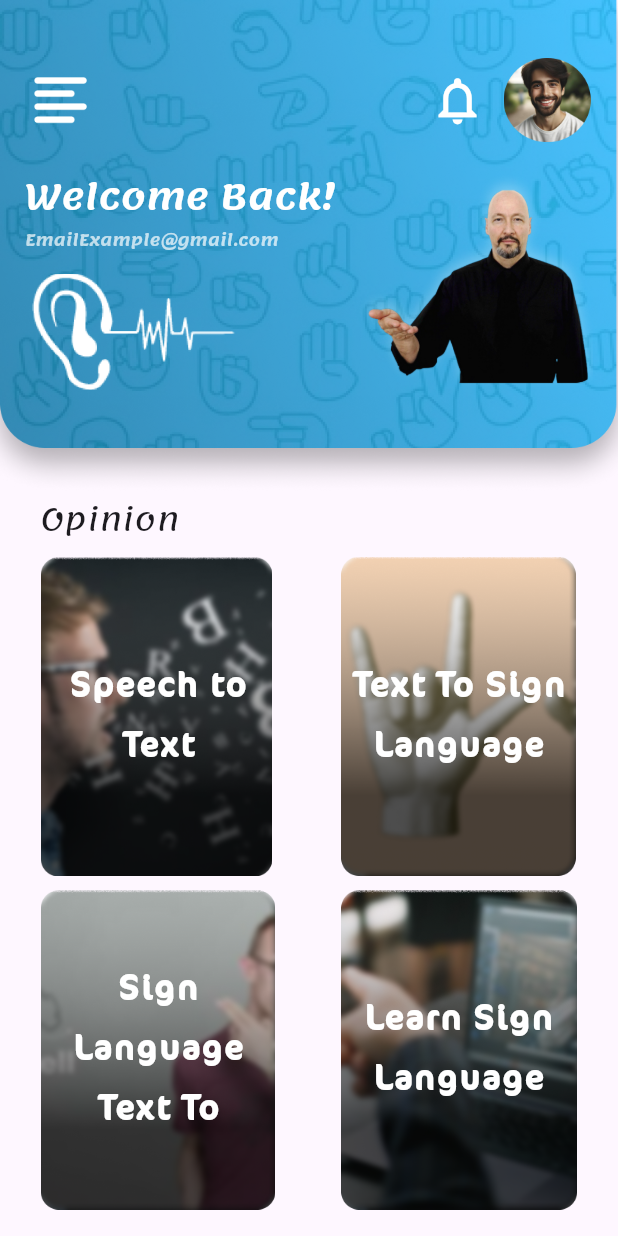
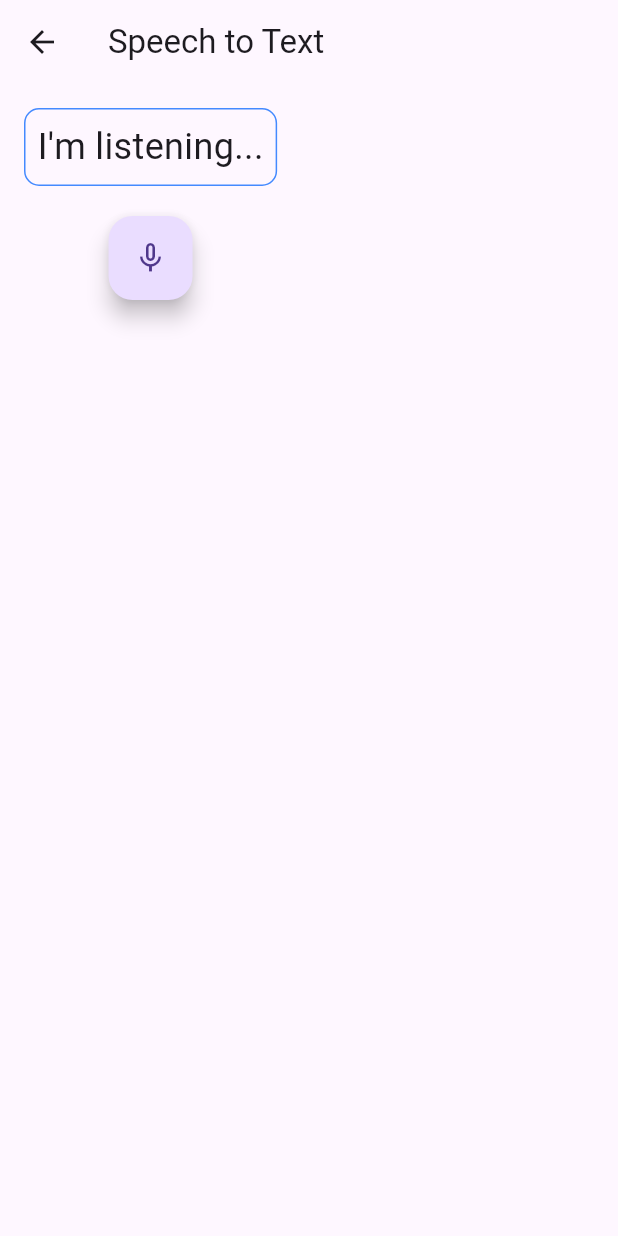
Before and after one commit to KareemTantawi/Symohony_Application, a Flutter app: the HomeScreen screen opened by its route, after a tap on "Speech to Text", on a phone screen of 412 x 824 dp. Run offline on Flutter 3.47's test engine with Material 3 defaults, Android fonts, the phone set to English and light mode, and no system bars; our stand-ins replace animate_do, dio, flutter_screenutil, shared_preferences, speech_to_text; accounts and stored records are empty.

Commit message:
finish the logic for speech to text screen

```diff
--- a/lib/core/routes/app_router.dart
+++ b/lib/core/routes/app_router.dart
@@ -3,6 +3,7 @@ import 'package:symphony_app/features/auth/presentation/views/login_screen.dart'
 import 'package:symphony_app/features/auth/presentation/views/register_screen.dart';
 import 'package:symphony_app/features/auth/presentation/views/reset_pass_screen.dart';
 import 'package:symphony_app/features/home/presentation/views/home_screen.dart';
+import 'package:symphony_app/features/speech_to_text/presentation/views/speech_to_text_screen.dart';
 import 'package:symphony_app/features/welcome/presentation/views/welcome_screen.dart';
 
 import './routes.dart';
@@ -36,6 +37,10 @@ class AppRouter {
         return MaterialPageRoute(
           builder: (_) => const ResetPassScreen(),
         );
+      case Routes.speechToTextScreen:
+        return MaterialPageRoute(
+          builder: (_) => const SpeechToTextScreen(),
+        );
       default:
         return MaterialPageRoute(
           builder: (_) => Scaffold(
--- a/lib/core/routes/routes.dart
+++ b/lib/core/routes/routes.dart
@@ -6,4 +6,5 @@ class Routes {
   static const String registerScreen = '/registerScreen';
   static const String forgetPassScreen = '/forgetPassScreen';
   static const String resetPasswordScreen = '/resetPasswordScreen';
+  static const String speechToTextScreen = '/speechToText';
 }
--- a/lib/features/home/presentation/views/home_screen.dart
+++ b/lib/features/home/presentation/views/home_screen.dart
@@ -1,5 +1,7 @@
 import 'package:flutter/material.dart';
 import 'package:flutter_screenutil/flutter_screenutil.dart';
+import 'package:symphony_app/core/extension/extension.dart';
+import 'package:symphony_app/core/routes/routes.dart';
 import 'package:symphony_app/core/theme/font/font_family_helper.dart';
 import 'package:symphony_app/core/theme/image/app_image.dart';
 
@@ -23,6 +25,8 @@ class HomeScreen extends StatelessWidget {
               horizontal: 26.w,
               vertical: 3.h,
             ),
+            child: SingleChildScrollView(
+              physics: const BouncingScrollPhysics(),
               child: Column(
                 crossAxisAlignment: CrossAxisAlignment.start,
                 children: [
@@ -33,7 +37,7 @@ class HomeScreen extends StatelessWidget {
                       fontFamily: FontFamilyHelper.fontFamily1,
                     ),
                   ),
-                verticalSpace(10),
+                  verticalSpace(4),
                   // GridView.builder(
                   //     shrinkWrap: true,
                   //     physics: const NeverScrollableScrollPhysics(),
@@ -50,7 +54,9 @@ class HomeScreen extends StatelessWidget {
                     mainAxisAlignment: MainAxisAlignment.spaceBetween,
                     children: [
                       HomeCard(
-                      onTap: () {},
+                        onTap: () {
+                          context.pushName(Routes.speechToTextScreen);
+                        },
                         image: AppImages.card1,
                         title: 'Speech to Text',
                       ),
@@ -79,6 +85,7 @@ class HomeScreen extends StatelessWidget {
                   ),
                 ],
               ),
+            ),
           )
         ],
       ),
--- /dev/null
+++ b/lib/features/speech_to_text/presentation/views/speech_to_text_screen.dart
@@ -0,0 +1,90 @@
+import 'package:flutter/material.dart';
+import 'package:speech_to_text/speech_to_text.dart' as stt;
+
+class SpeechToTextScreen extends StatefulWidget {
+  const SpeechToTextScreen({super.key});
+
+  @override
+  State<SpeechToTextScreen> createState() => _SpeechToTextScreenState();
+}
+
+class _SpeechToTextScreenState extends State<SpeechToTextScreen> {
+  late stt.SpeechToText _speech;
+  bool _isListening = false;
+  String _text = "I'm listening...";
+  bool _speechInitialized = false;
+
+  @override
+  void initState() {
+    super.initState();
+    _speech = stt.SpeechToText();
+  }
+
+  @override
+  Widget build(BuildContext context) {
+    return Scaffold(
+      appBar: AppBar(
+        title: const Text('Speech to Text'),
+      ),
+      body: Padding(
+        padding: const EdgeInsets.all(16.0),
+        child: Column(
+          children: <Widget>[
+            Container(
+              padding: const EdgeInsets.all(8.0),
+              decoration: BoxDecoration(
+                border: Border.all(color: Colors.blueAccent),
+                borderRadius: BorderRadius.circular(10.0),
+              ),
+              child: Text(
+                _text,
+                style: const TextStyle(fontSize: 24.0),
+              ),
+            ),
+            const SizedBox(height: 20),
+            FloatingActionButton(
+              onPressed: _listen,
+              child: Icon(_isListening ? Icons.mic : Icons.mic_none),
+            ),
+          ],
+        ),
+      ),
+    );
+  }
+
+  void _listen() async {
+    if (!_speechInitialized) {
+      _speechInitialized = await _speech.initialize(
+        onStatus: (val) {
+          print('onStatus: $val');
+          if (val == 'done') {
+            setState(() => _isListening = false);
+            _speech.stop();
+          }
+        },
+        onError: (val) {
+          print('onError: $val');
+          setState(() => _isListening = false);
+        },
+      );
+    }
+
+    if (_speechInitialized) {
+      if (!_isListening) {
+        setState(() => _isListening = true);
+        _speech.listen(
+          onResult: (val) => setState(() {
+            _text += ' ${val.recognizedWords}';
+          }),
+          // ignore: deprecated_member_use
+          listenMode: stt.ListenMode.deviceDefault,
+          // ignore: deprecated_member_use
+          partialResults: true,
+        );
+      } else {
+        setState(() => _isListening = false);
+        _speech.stop();
+      }
+    }
+  }
+}
--- a/pubspec.yaml
+++ b/pubspec.yaml
@@ -39,6 +39,7 @@ dependencies:
   animate_do: ^3.3.4
   dio: ^5.5.0+1
   shared_preferences: ^2.2.3
+  speech_to_text: ^6.6.2
 
 dev_dependencies:
   flutter_test:
```
Also changed, not shown: pubspec.lock, 2 other files. Lines whose indentation alone changed are shown as unchanged.
